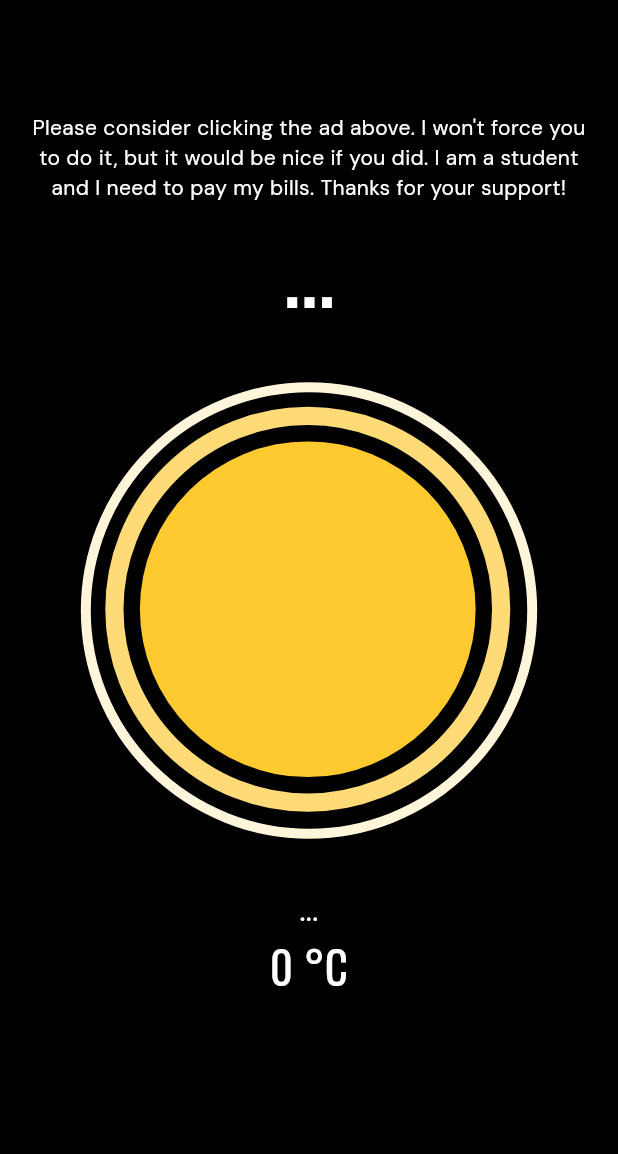
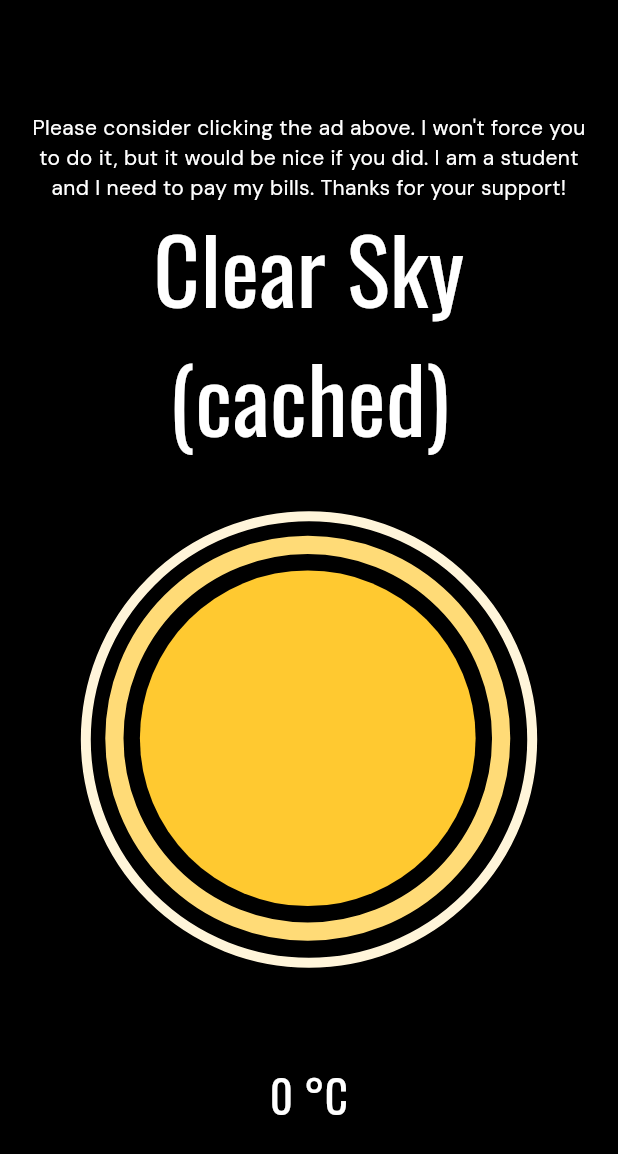
Before and after one commit to adityatrips/weather_app, a Flutter app: the screen it shows after launch, on a phone screen of 412 x 824 dp. Shown: the top 1154 px of the screen. Run offline on Flutter 3.47's test engine with Material 3 defaults, Android fonts, the phone set to English and light mode, and no system bars; drawn by our look-alikes of google_mobile_ads; our stand-ins replace dio, flutter_dotenv, flutter_native_splash, geocoding, geolocator, get and 4 more; network calls fail.

Commit message:
Refactor project dependencies and optimize API calls

```diff
--- a/lib/main.dart
+++ b/lib/main.dart
@@ -2,6 +2,7 @@ import 'package:flutter/material.dart';
 import 'package:flutter_dotenv/flutter_dotenv.dart';
 import 'package:geolocator/geolocator.dart';
 import 'package:get/get.dart';
+import 'package:get_storage/get_storage.dart';
 import 'package:google_mobile_ads/google_mobile_ads.dart';
 import 'package:provider/provider.dart';
 import 'package:weather_app/ads/banner_ad_unit.dart';
@@ -17,6 +18,7 @@ Future<void> main() async {
   Future.delayed(const Duration(seconds: 2), () {
     FlutterNativeSplash.remove();
   });
+  await GetStorage.init();
   await dotenv.load(fileName: '.env');
   runApp(const MyApp());
 }
--- a/lib/pages/weather_page.dart
+++ b/lib/pages/weather_page.dart
@@ -46,6 +46,7 @@ class _WeatherPageState extends State<WeatherPage> {
   @override
   Widget build(BuildContext context) {
     final data = context.watch<ApiNotifier?>()?.weather;
+    final temperature = context.watch<ApiNotifier?>()?.temperature;
     final cityName = context.watch<ApiNotifier?>()?.cityName;
 
     if (data == null) {
@@ -67,8 +68,8 @@ class _WeatherPageState extends State<WeatherPage> {
             textAlign: TextAlign.center,
           ),
           Text(
-            data?.current.weather[0].description.toUpperCase() ?? "...",
-            // "",
+            data?.current.weather[0].description.toUpperCase() ??
+                "Clear Sky (cached)",
             style: GoogleFonts.oswald(
               fontSize: 60,
             ),
@@ -76,20 +77,20 @@ class _WeatherPageState extends State<WeatherPage> {
           ),
           Lottie.asset(
             _getWeatherAnimation(
-              data?.current.weather[0].main ?? "...",
+              data?.current.weather[0].main,
             ),
             animate: true,
             fit: BoxFit.cover,
           ),
           Text(
-            cityName ?? "...",
+            cityName ?? "",
             style: GoogleFonts.dmSans(
               fontSize: 20,
             ),
             textAlign: TextAlign.center,
           ),
           Text(
-            "${data?.current.temp ?? "0"} °C",
+            "${temperature ?? "0"} °C",
             style: GoogleFonts.oswald(
               fontSize: 30,
             ),
--- a/lib/provider/ApiProvider.dart
+++ b/lib/provider/ApiProvider.dart
@@ -4,6 +4,7 @@ import 'package:dio/dio.dart';
 import 'package:flutter/material.dart';
 import 'package:flutter_dotenv/flutter_dotenv.dart';
 import 'package:get/get.dart';
+import 'package:get_storage/get_storage.dart';
 import 'package:weather_app/models/weather_model.dart';
 import 'package:geolocator/geolocator.dart';
 import 'package:geocoding/geocoding.dart';
@@ -11,6 +12,8 @@ import 'package:geocoding/geocoding.dart';
 class ApiNotifier extends ChangeNotifier {
   final int lastApiCalled = DateTime.now().millisecondsSinceEpoch;
   final int apiInterval = 1000 * 60 * 10;
+
+  final box = GetStorage();
 
   final Dio dio = Dio(
     BaseOptions(
@@ -32,6 +35,7 @@ class ApiNotifier extends ChangeNotifier {
 
   Position? position;
   String? cityName;
+  double? temperature;
 
   Future<void> getPosition() async {
     Position position = await Geolocator.getCurrentPosition();
@@ -48,6 +52,13 @@ class ApiNotifier extends ChangeNotifier {
     final currentTime = DateTime.now().millisecondsSinceEpoch;
     if ((currentTime - lastApiCalled < apiInterval) && weather != null) {
       log("API call skipped to respect interval");
+      Get.snackbar(
+        "Error",
+        "API call skipped to respect interval, using cached data.",
+      );
+      weather = null;
+      cityName = box.read("cityName");
+      temperature = box.read("temperature");
       return;
     }
 
@@ -67,8 +78,13 @@ class ApiNotifier extends ChangeNotifier {
       log("${position!.latitude}, ${position!.longitude}");
       log("${weather!.current.temp}");
       log("$cityName");
+
+      box.writeInMemory("cityName", cityName!);
+      box.writeInMemory("temperature", weather!.current.temp);
     } catch (e) {
       weather = null;
+      cityName = box.read("cityName");
+      temperature = box.read("temperature");
     } finally {
       notifyListeners();
     }
--- a/pubspec.yaml
+++ b/pubspec.yaml
@@ -2,7 +2,7 @@ name: weather_app
 description: "A new Flutter project."
 publish_to: "none"
 
-version: 3.0.1+8
+version: 3.0.1+9
 
 environment:
   sdk: ">=3.4.3 <4.0.0"
```
